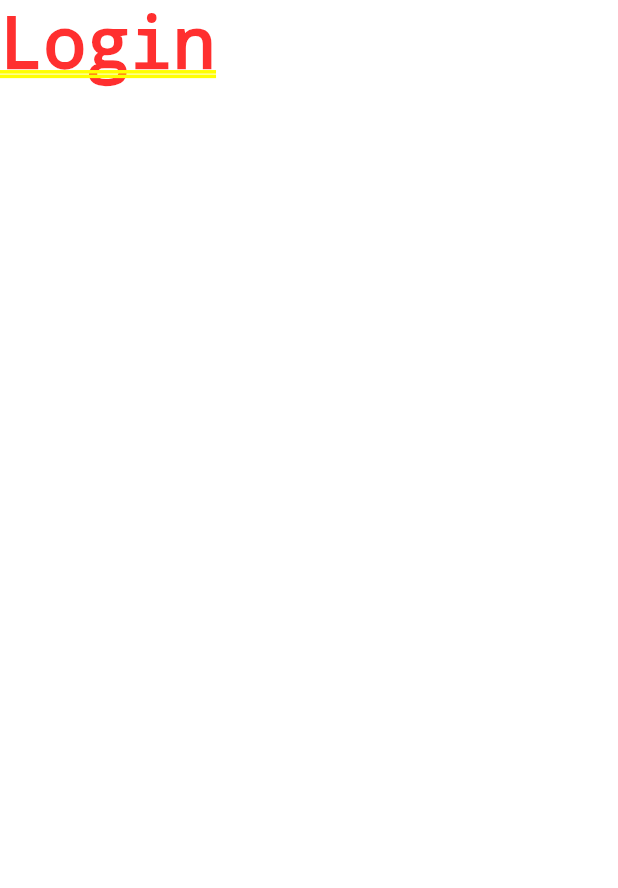
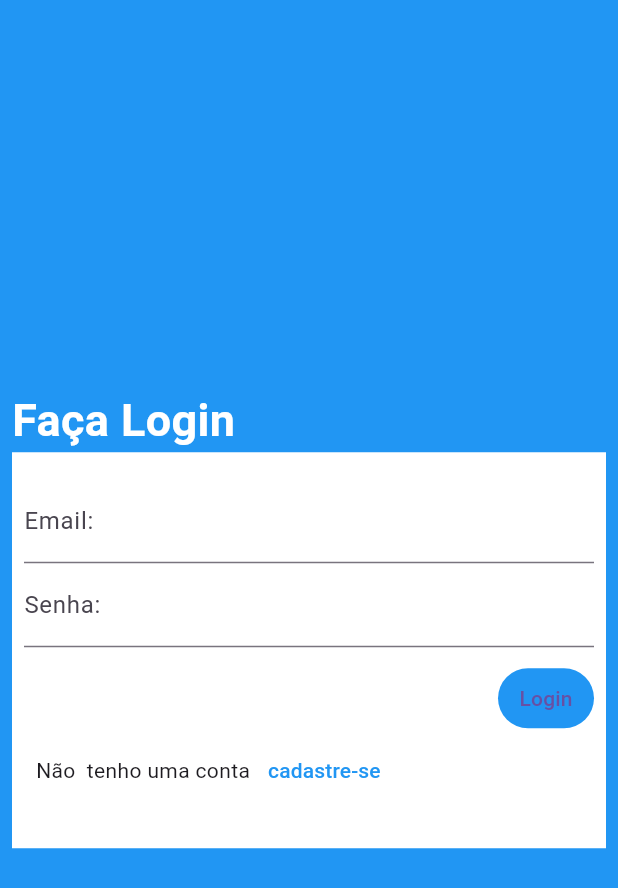
Before and after one commit to prinako/crescimento_infantil, a Flutter app: the screen it shows after launch, on a phone screen of 412 x 824 dp. Shown: the top 888 px of the screen. Run offline on Flutter 3.47's test engine with Material 2 defaults, Android fonts, the phone set to English and light mode, and no system bars.

Commit message:
login page

```diff
--- a/lib/app/myapp.dart
+++ b/lib/app/myapp.dart
@@ -13,38 +13,11 @@ class MyApp extends StatelessWidget {
             'Ferramentas de avaliação do crescimento e desenvolvimento infantil',
         theme: ThemeData(
           primarySwatch: Colors.blue,
+          primaryColor: Colors.blue,
+          useMaterial3: true,
         ),
         home: const Login()
         //  const MyHomePage(title: 'Flutter Demo Home Page'),
         );
   }
 }
-
-class MyHomePage extends StatefulWidget {
-  const MyHomePage({super.key, required this.title});
-  final String title;
-
-  @override
-  State<MyHomePage> createState() => _MyHomePageState();
-}
-
-class _MyHomePageState extends State<MyHomePage> {
-  int _counter = 0;
-
-  void _incrementCounter() {
-    setState(() {
-      _counter++;
-    });
-  }
-
-  @override
-  Widget build(BuildContext context) {
-    return Scaffold(
-      appBar: AppBar(
-        title: Text(widget.title),
-      ),
-      // body:
-      // This trailing comma makes auto-formatting nicer for build methods.
-    );
-  }
-}
--- a/lib/telas/login.dart
+++ b/lib/telas/login.dart
@@ -5,6 +5,82 @@ class Login extends StatelessWidget {
 
   @override
   Widget build(BuildContext context) {
-    return const Text("Login");
+    return Scaffold(
+      backgroundColor: Theme.of(context).primaryColor,
+      body: SafeArea(
+        child: Padding(
+          padding: const EdgeInsets.all(8.0),
+          child: Column(
+            mainAxisAlignment: MainAxisAlignment.center,
+            crossAxisAlignment: CrossAxisAlignment.start,
+            children: <Widget>[
+              const Text(
+                "Faça Login",
+                style: TextStyle(
+                  color: Colors.white,
+                  fontSize: 30,
+                  fontWeight: FontWeight.bold,
+                ),
+              ),
+              Container(
+                padding: const EdgeInsets.only(
+                  top: 10,
+                  bottom: 20,
+                ),
+                color: Colors.white,
+                child: Padding(
+                  padding: const EdgeInsets.all(8.0),
+                  child: Column(
+                    crossAxisAlignment: CrossAxisAlignment.end,
+                    children: [
+                      TextFormField(
+                        decoration: const InputDecoration(
+                          border: UnderlineInputBorder(),
+                          labelText: 'Email: ',
+                        ),
+                      ),
+                      TextFormField(
+                        decoration: const InputDecoration(
+                          border: UnderlineInputBorder(),
+                          labelText: 'Senha: ',
+                        ),
+                      ),
+                      const SizedBox(
+                        height: 10,
+                      ),
+                      TextButton(
+                        style: ButtonStyle(
+                          backgroundColor: MaterialStateProperty.all<Color>(
+                              Theme.of(context).primaryColor),
+                        ),
+                        onPressed: () => {},
+                        child: const Text("Login"),
+                      ),
+                      Padding(
+                        padding: const EdgeInsets.only(left: 8.0),
+                        child: Row(
+                          children: [
+                            const Text("Não  tenho uma conta"),
+                            TextButton(
+                              onPressed: () => {},
+                              child: const Text(
+                                "cadastre-se",
+                                style: TextStyle(
+                                  color: Colors.blue,
+                                ),
+                              ),
+                            )
+                          ],
+                        ),
+                      )
+                    ],
+                  ),
+                ),
+              ),
+            ],
+          ),
+        ),
+      ),
+    );
   }
 }
```
Also changed, not shown: 2 other files.
